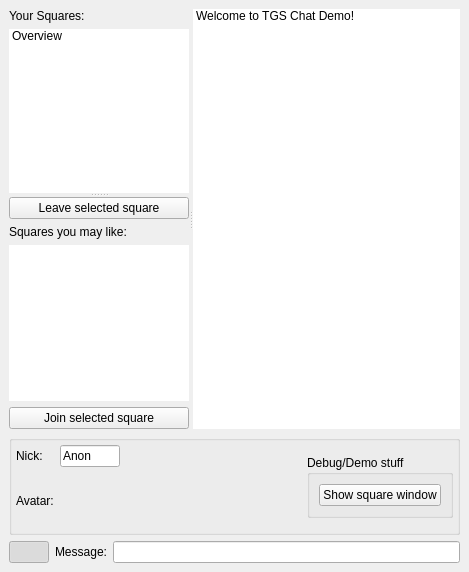
Qt form src/ui/main.ui (whirm/tgs-pc) before a commit.
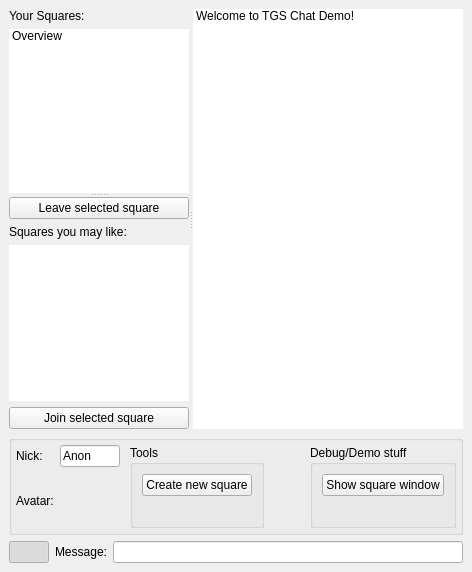
The same form after that commit. Icons and pictures are not drawn.

Commit message: Implemented square creation.

```diff
--- a/src/ui/main.ui
+++ b/src/ui/main.ui
@@ -402,7 +402,7 @@
            </property>
           </widget>
          </item>
-         <item row="1" column="2">
+         <item row="1" column="3">
           <spacer name="horizontalSpacer">
            <property name="orientation">
             <enum>Qt::Horizontal</enum>
@@ -415,6 +415,35 @@
            </property>
           </spacer>
          </item>
+         <item row="0" column="2" rowspan="2">
+          <widget class="QGroupBox" name="groupBox_3">
+           <property name="title">
+            <string>Tools</string>
+           </property>
+           <layout class="QGridLayout" name="gridLayout_2">
+            <item row="0" column="0">
+             <widget class="QPushButton" name="createSquare_btn">
+              <property name="text">
+               <string>Create new square</string>
+              </property>
+             </widget>
+            </item>
+            <item row="1" column="0">
+             <spacer name="verticalSpacer">
+              <property name="orientation">
+               <enum>Qt::Vertical</enum>
+              </property>
+              <property name="sizeHint" stdset="0">
+               <size>
+                <width>20</width>
+                <height>40</height>
+               </size>
+              </property>
+             </spacer>
+            </item>
+           </layout>
+          </widget>
+         </item>
         </layout>
        </item>
        <item>
@@ -436,6 +465,19 @@
             </property>
            </widget>
           </item>
+          <item>
+           <spacer name="verticalSpacer_2">
+            <property name="orientation">
+             <enum>Qt::Vertical</enum>
+            </property>
+            <property name="sizeHint" stdset="0">
+             <size>
+              <width>20</width>
+              <height>40</height>
+             </size>
+            </property>
+           </spacer>
+          </item>
          </layout>
         </widget>
        </item>
```
Left out of the diff: 16 changed lines with no effect on the pictures. The commit also changes 4 other files.
